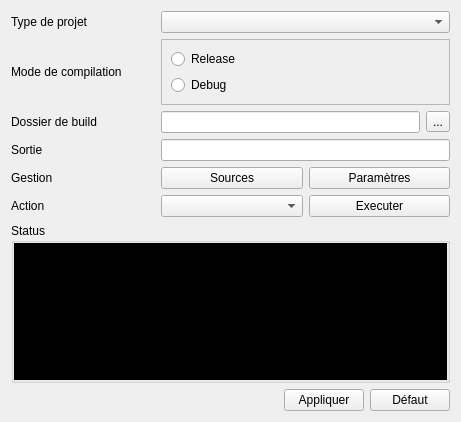
Before: the Qt Designer form projects/ProjectManager/tabs/tabcompiler.ui in darkFrancis/ProjectManager, drawn with Qt 5.
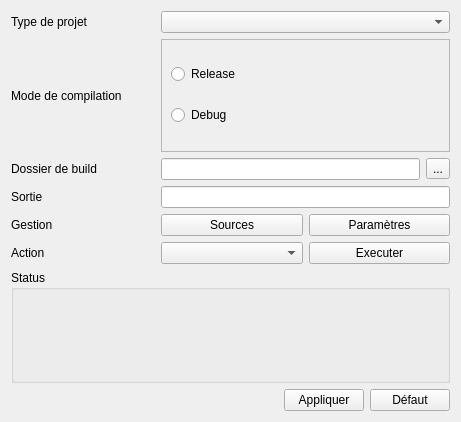
After: the same form once the commit is applied.

```diff
--- a/projects/ProjectManager/tabs/tabcompiler.ui
+++ b/projects/ProjectManager/tabs/tabcompiler.ui
@@ -19,34 +19,6 @@
      <property name="title">
       <string>Status</string>
      </property>
-     <layout class="QGridLayout" name="gridLayout_2">
-      <property name="leftMargin">
-       <number>0</number>
-      </property>
-      <property name="topMargin">
-       <number>0</number>
-      </property>
-      <property name="rightMargin">
-       <number>0</number>
-      </property>
-      <property name="bottomMargin">
-       <number>0</number>
-      </property>
-      <property name="spacing">
-       <number>0</number>
-      </property>
-      <item row="0" column="0">
-       <widget class="QTextEdit" name="textEdit_status">
-        <property name="styleSheet">
-         <string notr="true">background-color: rgb(0, 0, 0);
-color: rgb(255, 255, 255);</string>
-        </property>
-        <property name="readOnly">
-         <bool>true</bool>
-        </property>
-       </widget>
-      </item>
-     </layout>
     </widget>
    </item>
    <item row="5" column="0">
```
